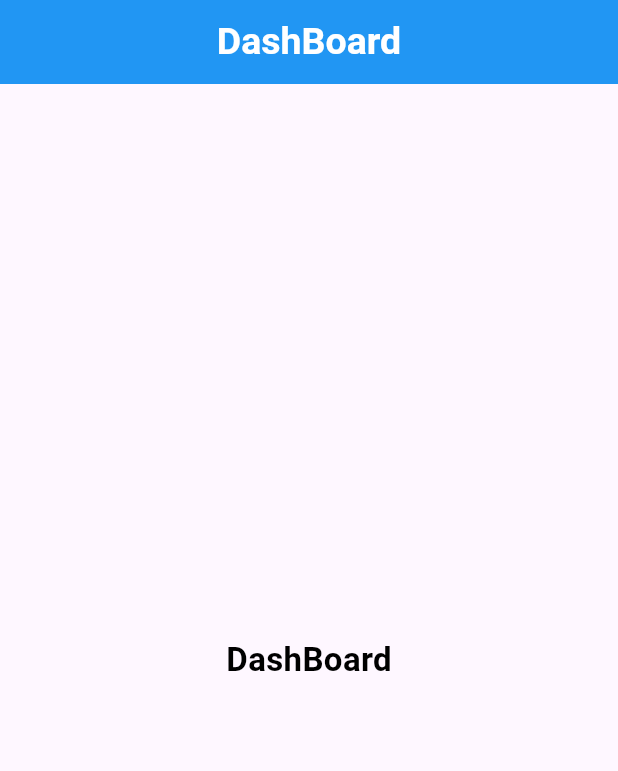
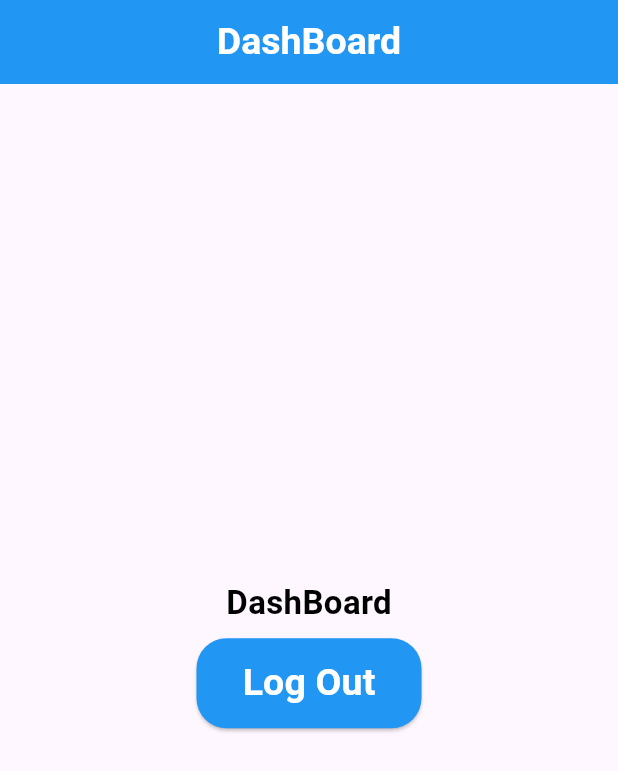
Before and after one commit to alhasann351/login_with_shared_preferences, a Flutter app: the MyHomePage screen opened directly, on a phone screen of 412 x 824 dp. Shown: the top 771 px of the screen. Run offline on Flutter 3.47's test engine with Material 3 defaults, Android fonts, the phone set to English and light mode, and no system bars; our stand-ins replace shared_preferences; accounts and stored records are empty.

Commit message:
logout-functionality-added

```diff
--- a/lib/login_screen.dart
+++ b/lib/login_screen.dart
@@ -110,7 +110,7 @@ class _LoginScreenState extends State<LoginScreen> {
                     ),
                   ),
                 ),
-              )
+              ),
             ],
           ),
         ),
--- a/lib/main.dart
+++ b/lib/main.dart
@@ -1,5 +1,7 @@
 import 'package:flutter/material.dart';
+import 'package:login_with_shared_preferences/login_screen.dart';
 import 'package:login_with_shared_preferences/splash_screen.dart';
+import 'package:shared_preferences/shared_preferences.dart';
 
 void main() {
   runApp(const MyApp());
@@ -40,11 +42,11 @@ class _MyHomePageState extends State<MyHomePage> {
           ),
         ),
       ),
-      body: const Center(
+      body: Center(
         child: Column(
           mainAxisAlignment: MainAxisAlignment.center,
           children: [
-            Text(
+            const Text(
               'DashBoard',
               style: TextStyle(
                 fontSize: 22,
@@ -52,6 +54,37 @@ class _MyHomePageState extends State<MyHomePage> {
                 color: Colors.black,
               ),
             ),
+            Padding(
+              padding: const EdgeInsets.all(8.0),
+              child: SizedBox(
+                height: 60,
+                width: 150,
+                child: ElevatedButton(
+                  style: ElevatedButton.styleFrom(
+                    backgroundColor: Colors.blue,
+                    shape: const RoundedRectangleBorder(
+                      borderRadius: BorderRadius.all(
+                        Radius.circular(20),
+                      ),
+                    ),
+                  ),
+                  onPressed: () async {
+                    var sharedPreference = await SharedPreferences.getInstance();
+                    sharedPreference.setBool(SplashScreenState.KEYLOGIN, false);
+
+                    Navigator.pushReplacement(context, MaterialPageRoute(builder: (context) => const LoginScreen(),),);
+                  },
+                  child: const Text(
+                    'Log Out',
+                    style: TextStyle(
+                      fontSize: 25,
+                      fontWeight: FontWeight.bold,
+                      color: Colors.white,
+                    ),
+                  ),
+                ),
+              ),
+            )
           ],
         ),
       ),
```
